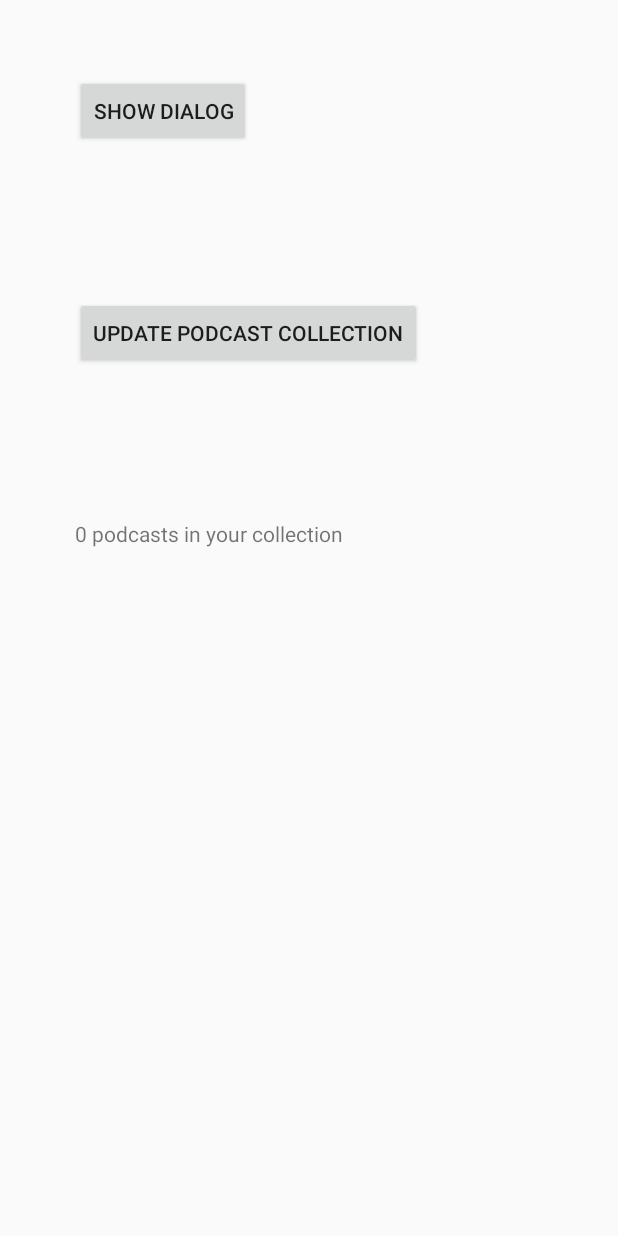
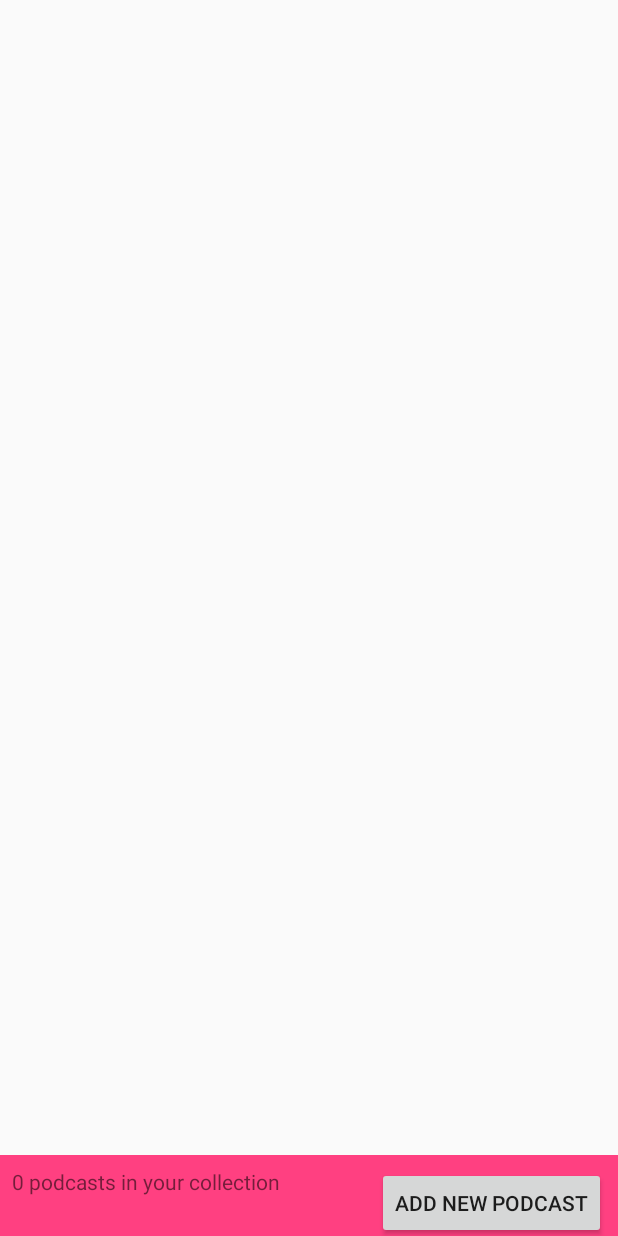
Before and after one commit to y20k/escapepod, an Android app: the screen it shows after launch (PodcastPlayerActivity), on a phone screen of 412 x 824 dp. Run offline under Robolectric (Android 15) with nearby library versions, the phone set to English and light mode, and no system bars; libraries missing offline, so code that uses them is left out: kotlin.coroutines.experimental, kotlinx.coroutines.experimental; 4 statements that could not run were skipped.

Commit message:
pull to refresh

```diff
--- a/app/build.gradle
+++ b/app/build.gradle
@@ -30,6 +30,8 @@ dependencies {
     implementation "org.jetbrains.kotlinx:kotlinx-coroutines-core:$kotlinxCoroutinesVersion"
     implementation "org.jetbrains.kotlinx:kotlinx-coroutines-android:$kotlinxCoroutinesVersion"
 
+    implementation "com.google.android.material:material:$materialVersion"
+
     implementation "androidx.core:core-ktx:$ktxVersion"
     implementation "androidx.appcompat:appcompat:$appcompatVersion"
     implementation "androidx.cardview:cardview:$cardviewVersion"
@@ -37,6 +39,4 @@ dependencies {
 
 //    implementation "com.google.android.exoplayer:exoplayer:$exoPlayerVersion"
     implementation "com.google.code.gson:gson:$gsonVersion"
-
-    implementation 'com.android.support.constraint:constraint-layout:1.1.2'
 }
--- a/app/src/main/java/org/y20k/escapepods/DownloadService.kt
+++ b/app/src/main/java/org/y20k/escapepods/DownloadService.kt
@@ -99,7 +99,7 @@ class DownloadService(): Service() {
         // get download manager
         downloadManager = getSystemService(android.content.Context.DOWNLOAD_SERVICE) as DownloadManager
         // load active downloads
-        activeDownloads = DownloadHelper().loadActiveDownloads(this)
+        activeDownloads = DownloadHelper().loadActiveDownloads(this, downloadManager)
         // listen for completed downloads
         registerReceiver(onCompleteReceiver, IntentFilter(DownloadManager.ACTION_DOWNLOAD_COMPLETE))
     }
@@ -176,8 +176,9 @@ class DownloadService(): Service() {
         val finishedDownloads: ArrayList<Long> = arrayListOf<Long>()
         while (iterator.hasNext()) {
             downloadID = iterator.next()
-            if (DownloadHelper().isDownloadFinished(downloadManager, downloadID))
+            if (DownloadHelper().isDownloadFinished(downloadManager, downloadID)) {
                 finishedDownloads.add(downloadID)
+            }
         }
         finishedDownloads.forEach { it -> processDownload(it) }
     }
--- a/app/src/main/java/org/y20k/escapepods/dialogs/AddPodcastDialog.kt
+++ b/app/src/main/java/org/y20k/escapepods/dialogs/AddPodcastDialog.kt
@@ -14,11 +14,11 @@
 
 package org.y20k.escapepods.dialogs
 
-import android.app.AlertDialog
 import android.content.Context
 import android.view.LayoutInflater
 import android.view.View
 import android.widget.EditText
+import androidx.appcompat.app.AlertDialog
 import org.y20k.escapepods.R
 import org.y20k.escapepods.helpers.LogHelper
 
--- a/app/src/main/java/org/y20k/escapepods/helpers/FileHelper.kt
+++ b/app/src/main/java/org/y20k/escapepods/helpers/FileHelper.kt
@@ -83,13 +83,11 @@ class FileHelper {
     fun clearFolder(folder: File, keep: Int) {
         if (folder.exists()) {
             val files = folder.listFiles()
-            LogHelper.e(TAG, "!!! ${files.size} File") // todo remove
             val fileCount: Int = files.size
             files.sortBy { it.lastModified() }
             for (fileNumber in files.indices) {
                 if (fileNumber < fileCount - keep)
                     files[fileNumber].delete()
-                LogHelper.e(TAG, "!!! ${files[fileNumber]}") // todo remove
             }
         }
     }
@@ -100,9 +98,8 @@ class FileHelper {
         return suspendCoroutine { cont ->
 
             // convert to JSON
-            var json: String
             val gson: Gson = getCustomGson()
-            json = gson.toJson(collection)
+            val json: String = gson.toJson(collection)
 
             // save JSON as text file
             cont.resume(writeTextFile(context, json, Keys.FOLDER_COLLECTION, Keys.COLLECTION_FILE))
--- a/app/src/main/java/org/y20k/escapepods/ui/PodcastPlayerActivity.kt
+++ b/app/src/main/java/org/y20k/escapepods/ui/PodcastPlayerActivity.kt
@@ -21,12 +21,12 @@ import android.content.ServiceConnection
 import android.os.Bundle
 import android.os.Handler
 import android.os.IBinder
-import android.view.View
 import android.widget.Button
 import android.widget.TextView
 import android.widget.Toast
 import androidx.appcompat.app.AppCompatActivity
 import androidx.core.net.toUri
+import androidx.swiperefreshlayout.widget.SwipeRefreshLayout
 import kotlinx.coroutines.experimental.Runnable
 import org.y20k.escapepods.DownloadService
 import org.y20k.escapepods.R
@@ -66,19 +66,22 @@ class PodcastPlayerActivity: AppCompatActivity(),
         setContentView(R.layout.activity_podcast_player)
 
         // get button and listen for clicks
-        val addButton: Button = findViewById(R.id.add_button)
-        addButton.setOnClickListener(View.OnClickListener {
+        val addButton: Button = findViewById(R.id.button_add_new)
+        addButton.setOnClickListener{
             // show the add podcast dialog
             AddPodcastDialog(this).show(this)
-        })
+        }
 
         // get button and listen for clicks
-        val updateButton: Button = findViewById(R.id.update_button)
-        updateButton.setOnClickListener(View.OnClickListener {
+        val swipeRefreshLayout: SwipeRefreshLayout = findViewById(R.id.layout_swipe_refresh)
+        swipeRefreshLayout.setOnRefreshListener {
             // update podcast collection
-            if (downloadServiceBound && CollectionHelper().hasEnoughTimePassedSinceLastUpdate(collection))
+            if (downloadServiceBound && CollectionHelper().hasEnoughTimePassedSinceLastUpdate(collection)) {
                 downloadService.updateCollection()
-        })
+            }
+            // hide refresh icon animation
+            swipeRefreshLayout.isRefreshing = false
+        }
     }
 
 
@@ -94,6 +97,8 @@ class PodcastPlayerActivity: AppCompatActivity(),
     /* Overrides onPause */
     override fun onPause() {
         super.onPause()
+
+        downloadProgressHandler.removeCallbacks(downloadProgressRunnable)
         // unbind DownloadService
         unbindService(downloadServiceConnection)
     }
@@ -123,7 +128,7 @@ class PodcastPlayerActivity: AppCompatActivity(),
     /* Updates user interface */
     private fun updateUserInterface() {
         // update podcast counter - just a test // todo remove
-        val podcastCounter: TextView = findViewById(R.id.podcast_counter)
+        val podcastCounter: TextView = findViewById(R.id.text_podcast_counter)
         podcastCounter.text = "${collection.podcasts.size} podcasts in your collection"
     }
 
@@ -167,7 +172,7 @@ class PodcastPlayerActivity: AppCompatActivity(),
             downloadService.initialize(this@PodcastPlayerActivity)
             downloadServiceBound = true
             // check if downloads are in progress and update UI while service is connected
-            if (!downloadService.activeDownloads.isEmpty()) {
+            if (!downloadService.activeDownloads.isEmpty() ) {
                 downloadProgressRunnable.run()
             }
             // handles the intent that started the activity
--- a/app/src/main/res/layout/activity_podcast_player.xml
+++ b/app/src/main/res/layout/activity_podcast_player.xml
@@ -1,66 +1,58 @@
 <?xml version="1.0" encoding="utf-8"?>
+
 <androidx.coordinatorlayout.widget.CoordinatorLayout
     xmlns:android="http://schemas.android.com/apk/res/android"
+    xmlns:app="http://schemas.android.com/apk/res-auto"
     xmlns:tools="http://schemas.android.com/tools"
     android:orientation="vertical"
     android:layout_width="match_parent"
     android:layout_height="match_parent"
     tools:context="org.y20k.escapepods.ui.PodcastPlayerActivity">
 
+    <!-- PODCAST LIST -->
+    <androidx.swiperefreshlayout.widget.SwipeRefreshLayout
+        android:id="@+id/layout_swipe_refresh"
+        android:layout_width="match_parent"
+        android:layout_height="wrap_content"
+        android:layout_marginTop="2dp"
+        android:layout_marginBottom="72dp">
 
-    <!-- TESTING -->
+        <androidx.recyclerview.widget.RecyclerView
+            android:id="@+id/recyclerview_list"
+            android:layout_width="match_parent"
+            android:layout_height="200dp"
+            android:visibility="visible" />
+
+    </androidx.swiperefreshlayout.widget.SwipeRefreshLayout>
+
+    <!-- ONBOARDING -->
+    <!--<include layout="@layout/layout_onboarding" />-->
+
+    <!-- BOTTOM SHEET -->
     <LinearLayout
         android:layout_width="match_parent"
         android:layout_height="wrap_content"
-        android:orientation="vertical">
+        app:behavior_hideable="false"
+        app:behavior_peekHeight="54dp"
+        app:layout_behavior="com.google.android.material.bottomsheet.BottomSheetBehavior">
 
-        <Button
-            android:id="@+id/add_button"
-            android:layout_width="wrap_content"
-            android:layout_height="wrap_content"
-            android:layout_margin="50dp"
-            android:text="show dialog" />
+        <androidx.core.widget.NestedScrollView
+            android:id="@+id/statistics_sheet"
+            android:layout_width="match_parent"
+            android:layout_height="match_parent"
+            android:layout_gravity="center_horizontal"
+            android:background="@color/colorAccent">
 
-        <Button
-            android:id="@+id/update_button"
-            android:layout_width="wrap_content"
-            android:layout_height="wrap_content"
-            android:layout_margin="50dp"
-            android:text="update podcast collection" />
+            <ScrollView xmlns:android="http://schemas.android.com/apk/res/android"
+                android:layout_width="match_parent"
+                android:layout_height="match_parent">
+                <!-- PLAYBACK CONTROLS -->
+                <include layout="@layout/bottom_sheet_playback_controls" />
+            </ScrollView>
 
-        <TextView
-            android:id="@+id/podcast_counter"
-            android:layout_width="match_parent"
-            android:layout_height="wrap_content"
-            android:layout_margin="50dp"
-            android:text="0 podcasts in your collection" />
+        </androidx.core.widget.NestedScrollView>
 
     </LinearLayout>
 
 
-    <!-- PODCAST LIST -->
-    <!-- <android.support.v4.widget.SwipeRefreshLayout
-        android:id="@+id/swipeRefreshLayout"
-        android:layout_width="match_parent"
-        android:layout_height="match_parent"
-        android:layout_marginTop="2dp"
-        android:layout_marginBottom="72dp">
-
-        <android.support.v7.widget.RecyclerView
-            android:id="@+id/list_recyclerview"
-            android:layout_width="match_parent"
-            android:layout_height="wrap_content"
-            android:visibility="visible" />
-
-    </android.support.v4.widget.SwipeRefreshLayout> -->
-
-
-    <!-- ONBOARDING -->
-    <!--<include layout="@layout/layout_onboarding" />-->
-
-
-    <!-- BOTTOM SHEET -->
-    <!--<include layout="@layout/bottom_sheet_player" />-->
-
-
 </androidx.coordinatorlayout.widget.CoordinatorLayout>
--- /dev/null
+++ b/app/src/main/res/layout/bottom_sheet_playback_controls.xml
@@ -0,0 +1,32 @@
+<?xml version="1.0" encoding="utf-8"?>
+<androidx.constraintlayout.widget.ConstraintLayout
+    xmlns:android="http://schemas.android.com/apk/res/android"
+    xmlns:app="http://schemas.android.com/apk/res-auto"
+    xmlns:tools="http://schemas.android.com/tools"
+    android:id="@+id/bottom_sheet"
+    android:layout_width="match_parent"
+    android:layout_height="wrap_content"
+    tools:showIn="@layout/activity_podcast_player">
+
+    <TextView
+        android:id="@+id/text_podcast_counter"
+        android:layout_width="0dp"
+        android:layout_height="wrap_content"
+        android:layout_marginEnd="8dp"
+        android:layout_marginStart="8dp"
+        android:layout_marginTop="8dp"
+        android:text="0 podcasts in your collection"
+        app:layout_constraintEnd_toStartOf="@+id/button_add_new"
+        app:layout_constraintStart_toStartOf="parent"
+        app:layout_constraintTop_toTopOf="parent" />
+
+    <Button
+        android:id="@+id/button_add_new"
+        android:layout_width="wrap_content"
+        android:layout_height="wrap_content"
+        android:layout_marginEnd="8dp"
+        android:layout_marginTop="8dp"
+        android:text="Add new Podcast"
+        app:layout_constraintEnd_toEndOf="parent"
+        app:layout_constraintTop_toTopOf="parent" />
+</androidx.constraintlayout.widget.ConstraintLayout>
```
Also changed, not shown: app/src/main/java/org/y20k/escapepods/helpers/DownloadHelper.kt (+19 -5 lines), app/src/main/java/org/y20k/escapepods/helpers/NightModeHelper.kt (+4 -4 lines), app/src/main/res/layout/card_podcast.xml (+6 -7 lines), build.gradle (+6 -3 lines), gradle/wrapper/gradle-wrapper.properties.
